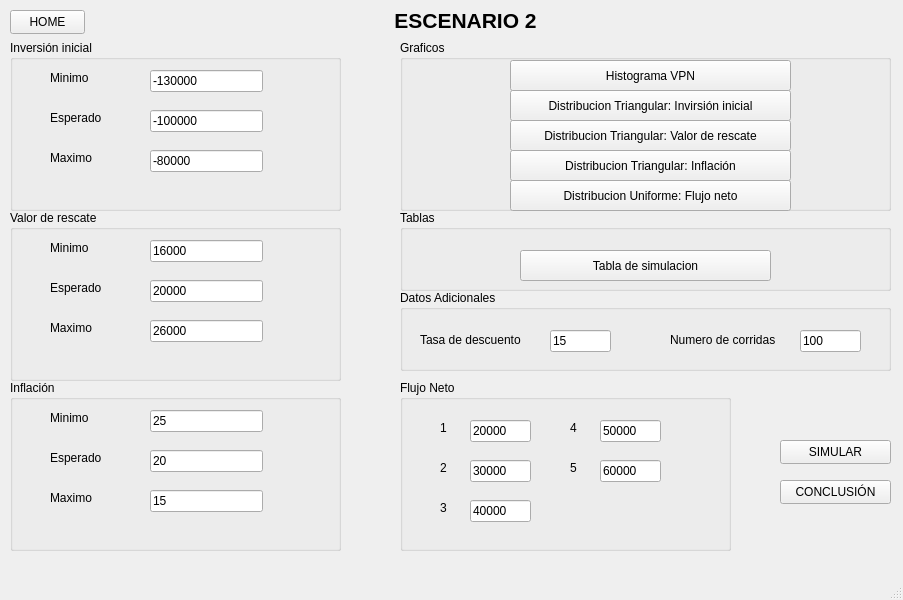
Old version of the form escenario_2/ventanaesc2.ui in the repository Sei444/evaluacion_de_inversiones.
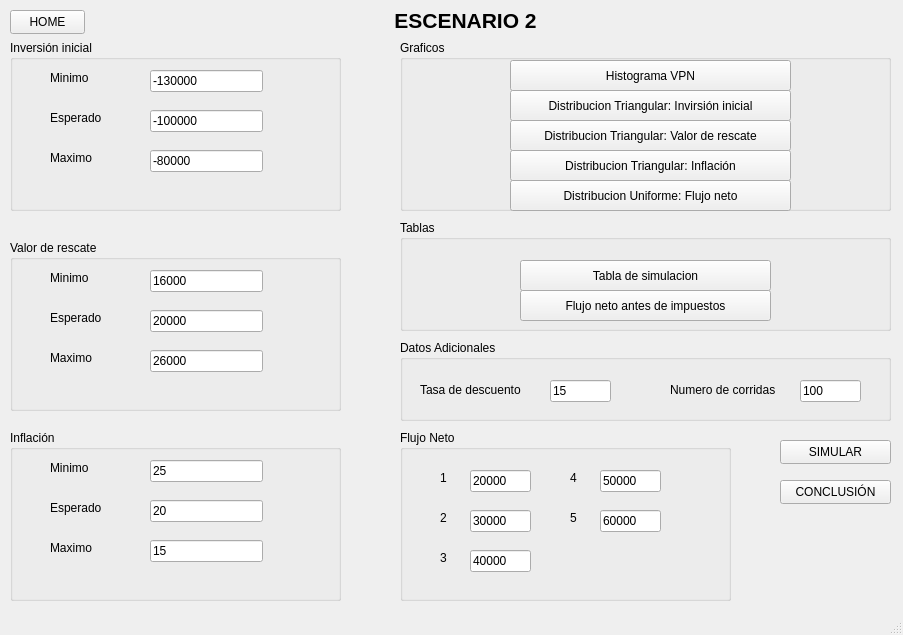
New version of the form.

Commit message: graficos escenario 2, 1

Patch:
```diff
--- a/escenario_2/ventanaesc2.ui
+++ b/escenario_2/ventanaesc2.ui
@@ -7,7 +7,7 @@
     <x>0</x>
     <y>0</y>
     <width>903</width>
-    <height>600</height>
+    <height>635</height>
    </rect>
   </property>
   <property name="windowTitle">
@@ -112,7 +112,7 @@
     <property name="geometry">
      <rect>
       <x>10</x>
-      <y>210</y>
+      <y>240</y>
       <width>331</width>
       <height>171</height>
      </rect>
@@ -203,7 +203,7 @@
     <property name="geometry">
      <rect>
       <x>10</x>
-      <y>380</y>
+      <y>430</y>
       <width>331</width>
       <height>171</height>
      </rect>
@@ -294,7 +294,7 @@
     <property name="geometry">
      <rect>
       <x>400</x>
-      <y>380</y>
+      <y>430</y>
       <width>331</width>
       <height>171</height>
      </rect>
@@ -583,9 +583,9 @@
     <property name="geometry">
      <rect>
       <x>400</x>
-      <y>210</y>
+      <y>220</y>
       <width>491</width>
-      <height>81</height>
+      <height>111</height>
      </rect>
     </property>
     <property name="title">
@@ -604,12 +604,25 @@
       <string>Tabla de simulacion</string>
      </property>
     </widget>
+    <widget class="QPushButton" name="pushButton_tabla2">
+     <property name="geometry">
+      <rect>
+       <x>120</x>
+       <y>70</y>
+       <width>251</width>
+       <height>31</height>
+      </rect>
+     </property>
+     <property name="text">
+      <string>Flujo neto antes de impuestos</string>
+     </property>
+    </widget>
    </widget>
    <widget class="QGroupBox" name="groupBox_9">
     <property name="geometry">
      <rect>
       <x>400</x>
-      <y>290</y>
+      <y>340</y>
       <width>491</width>
       <height>81</height>
      </rect>
```
The commit also changes 2 other files.
